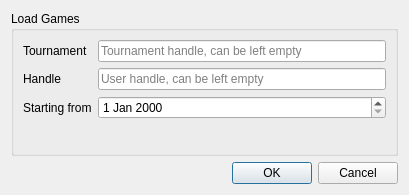
Qt form src/dialogs/onlinebase.ui (Isarhamster/chessx) before a commit.
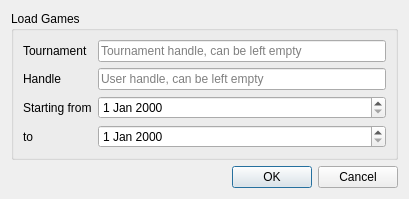
The same form after that commit.

```diff
--- a/src/dialogs/onlinebase.ui
+++ b/src/dialogs/onlinebase.ui
@@ -69,6 +69,19 @@
           </property>
          </widget>
         </item>
+        <item row="3" column="1">
+         <widget class="QDateEdit" name="endDate"/>
+        </item>
+        <item row="3" column="0">
+         <widget class="QLabel" name="lb_EndDate">
+          <property name="text">
+           <string>to</string>
+          </property>
+          <property name="buddy">
+           <cstring>endDate</cstring>
+          </property>
+         </widget>
+        </item>
        </layout>
       </item>
      </layout>
```
